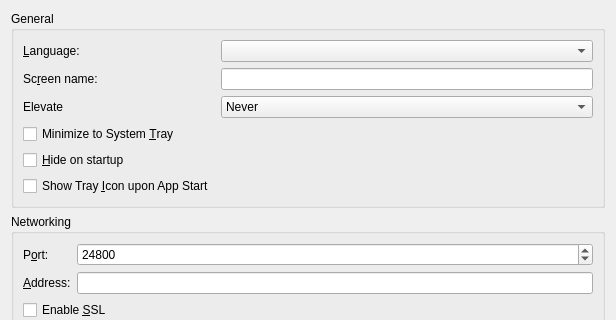
Qt form src/gui/src/SettingsDialog.ui (input-leap/input-leap) before a commit; both pictures show x 0 to 616 and y 0 to 320 of the 616 by 580 pixel window.
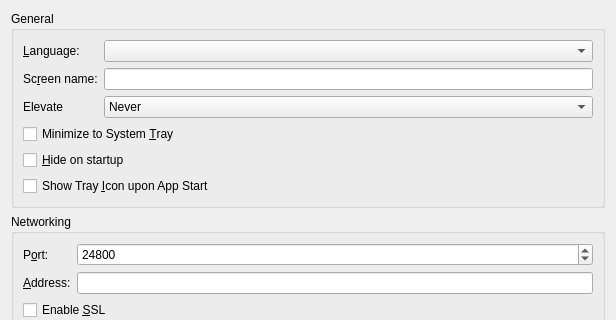
The same form after that commit.

Commit message: gui/SettingsDialog: Allow Checkbox options to span 2 columns

What changed in the file:
```diff
--- a/src/gui/src/SettingsDialog.ui
+++ b/src/gui/src/SettingsDialog.ui
@@ -112,21 +112,21 @@
         </item>
        </widget>
       </item>
-      <item row="3" column="0">
+      <item row="3" column="0" colspan="2">
        <widget class="QCheckBox" name="m_pCheckBoxMinimizeToTray">
         <property name="text">
          <string>Minimize to System &amp;Tray</string>
         </property>
        </widget>
       </item>
-      <item row="4" column="0">
+      <item row="4" column="0" colspan="2">
        <widget class="QCheckBox" name="m_pCheckBoxAutoHide">
         <property name="text">
          <string>&amp;Hide on startup</string>
         </property>
        </widget>
       </item>
-      <item row="5" column="0">
+      <item row="5" column="0" colspan="2">
        <widget class="QCheckBox" name="m_pCheckBoxAutoStart">
         <property name="text">
          <string>Show Tray &amp;Icon upon App Start</string>
```
